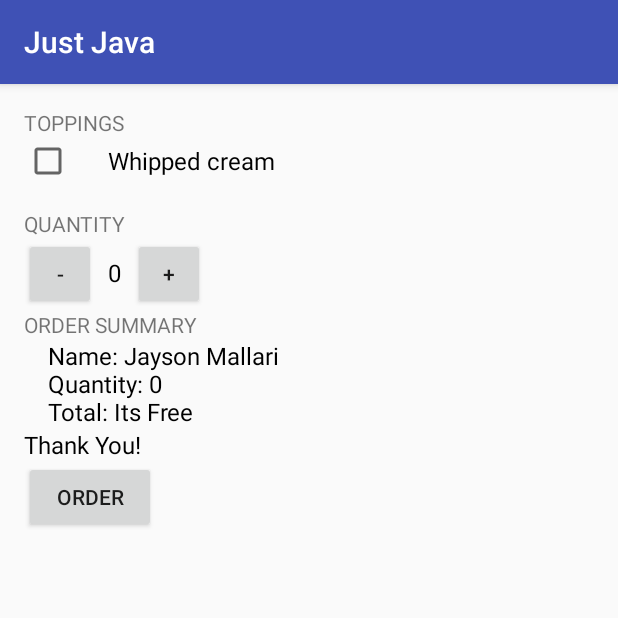
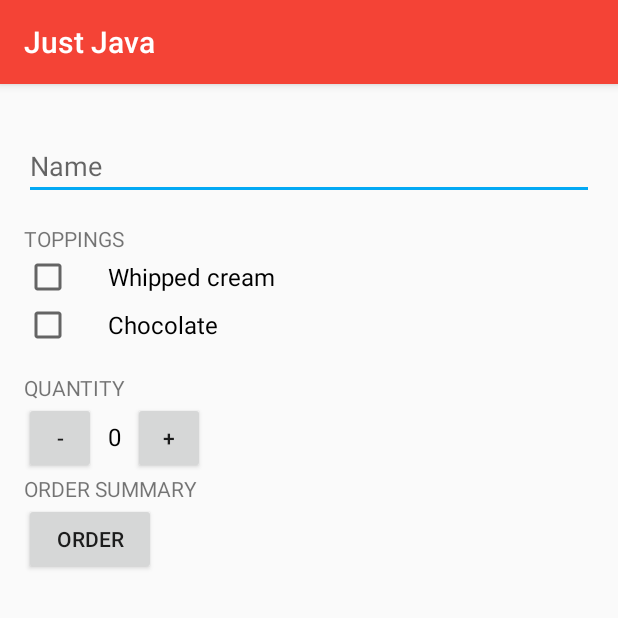
Before and after one commit to JaysonMallari/Just-Java-Quantity-Order-, an Android app: the screen it shows after launch (MainActivity), after a tap on "ORDER", on a phone screen of 412 x 824 dp, the top half of it. Run offline under Robolectric (Android 15) with nearby library versions, the phone set to English and light mode, and no system bars.

Commit message:
version 1 released

```diff
--- a/app/src/main/java/com/hmmwow/www/justjava/MainActivity.java
+++ b/app/src/main/java/com/hmmwow/www/justjava/MainActivity.java
@@ -7,9 +7,13 @@ package com.hmmwow.www.justjava;
  * package com.example.android.justjava;
  */
 
+import android.content.Intent;
+import android.net.Uri;
 import android.os.Bundle;
 import android.support.v7.app.AppCompatActivity;
 import android.view.View;
+import android.widget.CheckBox;
+import android.widget.EditText;
 import android.widget.TextView;
 
 import java.text.DecimalFormat;
@@ -39,7 +43,9 @@ public class MainActivity extends AppCompatActivity {
 
     /* INCREMENT */
     public void increment(View view) {
-        quantity = quantity + 1;
+        if (quantity <= 100){
+            quantity = quantity + 1;
+        }
         displayQuantity(quantity);
 
     }
@@ -57,25 +63,31 @@ public class MainActivity extends AppCompatActivity {
     /*
     * THIS METHOD WILL GIVE TXT TO THE SCREEN
      */
-    private void displayText(String message){
-        TextView orderSummaryTextView  = (TextView) findViewById(R.id.order_summary_text_view);
-        orderSummaryTextView .setText(message);
+    private String displayText(String message){
+//        TextView orderSummaryTextView  = (TextView) findViewById(R.id.order_summary_text_view);
+//        orderSummaryTextView .setText(message);
+
+        String thanks = displayTextThankyou();
+
+        return message + "\n" +thanks;
     }
 
     /*
     *     THANK YOU TEXT VIEW
      */
-    public void displayTextThankyou(){
-        TextView thankYouMessage = (TextView) findViewById(R.id.thank_you_text_view);
-        thankYouMessage.setText("Thank You!");
+    public String displayTextThankyou(){
+//        TextView thankYouMessage = (TextView) findViewById(R.id.thank_you_text_view);
+//        thankYouMessage.setText("Thank You!");
+
+        return getString(R.string.thank_you);
     }
 
     /**
      * will calculate the total price
      * @ return total price
      */
-    public double calculatePrice(int count, double price){
-        double totalPrice = count * price;
+    public double calculatePrice(int count, double price, int wCream, int choco){
+        double totalPrice = count * (price + wCream + choco);
         return totalPrice;
     }
 
@@ -83,25 +95,64 @@ public class MainActivity extends AppCompatActivity {
      *  Summary of the order
      */
 
-    private String createOrderSummary(){
+    private String createOrderSummary(Boolean whippedCream, Boolean chocolate, String name){
+        int wCream = (whippedCream)?  1:0;
+        int choco = (chocolate)? 3:0;
+
+
         if (quantity < 1){
-            return "Name: Jayson Mallari \nQuantity: "+ quantity + "\nTotal: Its Free";
+            return getString(R.string.order_summary_name,name)
+                    + "\nAdd whipped cream: " + whippedCream
+                    + "\nAdd chocolate: " + chocolate
+                    + "\nQuantity: " + quantity
+                    + "\nTotal: Its Free";
         }
         else{
-            double total  = calculatePrice(quantity,3.5);
+            double total  = calculatePrice(quantity,5,wCream,choco);
             DecimalFormat myDecimalFormat = new DecimalFormat("#.00");
 
-            return "Name: Jayson Mallari \nQuantity: "+ quantity + "\nTotal: "+ myDecimalFormat.format(total);
+            return getString(R.string.order_summary_name,name)
+                    + "\nAdd whipped cream: " + whippedCream
+                    + "\nAdd chocolate: " + chocolate
+                    + "\nQuantity: " + quantity
+                    + "\nTotal: "+ myDecimalFormat.format(total);
         }
+
+
+    }
+
+
+    private String subject(String name){
+        return "Just Java order of " + name;
     }
 
     /**
      * This method is called when the order button is clicked.
+     * Display the summary of the order
+     * check if customer wants whippedcream
      */
     public void submitOrder(View view) {
+          EditText nameText  = (EditText) findViewById(R.id.name_field);
+           String name  =  nameText.getText().toString();
 
-            displayText(createOrderSummary());
-            displayTextThankyou();
+           CheckBox whippedCreamAdded = (CheckBox) findViewById(R.id.whipped_cream);
+           Boolean hasWhippedCream = whippedCreamAdded.isChecked();
+
+           CheckBox chocolateAdded = (CheckBox) findViewById(R.id.chocolate);
+           Boolean hasChocolate = chocolateAdded.isChecked();
+
+
+           String output = displayText(createOrderSummary(hasWhippedCream, hasChocolate, name));
+
+
+        Intent intent = new Intent(Intent.ACTION_SENDTO);
+        intent.setData(Uri.parse("mailto:"));
+        intent.putExtra(intent.EXTRA_SUBJECT, subject(name));
+        intent.putExtra(intent.EXTRA_TEXT, output);
+
+        if (intent.resolveActivity(getPackageManager()) != null){
+            startActivity(intent);
+        }
 
     }
 
--- a/app/src/main/res/layout/activity_main.xml
+++ b/app/src/main/res/layout/activity_main.xml
@@ -1,35 +1,61 @@
 <?xml version="1.0" encoding="utf-8"?>
-<LinearLayout xmlns:android="http://schemas.android.com/apk/res/android"
+<ScrollView xmlns:android="http://schemas.android.com/apk/res/android"
     xmlns:app="http://schemas.android.com/apk/res-auto"
     xmlns:tools="http://schemas.android.com/tools"
     android:layout_width="match_parent"
     android:layout_height="match_parent"
+    tools:context="com.hmmwow.www.justjava.MainActivity">
+
+    <LinearLayout
+        android:layout_width="match_parent"
+        android:layout_height="match_parent"
         android:orientation="vertical"
-    android:padding="16dp"
-    tools:context="com.hmmwow.www.justjava.MainActivity">
+        android:padding="16dp">
+
+        <!-- NAME -->
+        <EditText
+            android:id="@+id/name_field"
+            android:layout_width="match_parent"
+            android:layout_height="wrap_content"
+            android:hint="Name"
+            android:inputType="textCapWords"
+            android:layout_marginTop="16dp"
+            android:layout_marginBottom="16dp"
+            />
+
+        <!-- TOPPINGS -->
+        <TextView
+            android:layout_width="wrap_content"
+            android:layout_height="wrap_content"
+            android:text="@string/toppings"
+            android:textAllCaps="true"
+
+            />
+
+        <!-- CHECKBOX -->
+        <CheckBox
+            android:id="@+id/whipped_cream"
+            android:layout_width="wrap_content"
+            android:layout_height="wrap_content"
+            android:paddingLeft="24dp"
+            android:text="Whipped cream"
+            android:textAppearance="?android:textAppearanceMedium"
+            android:textSize="16sp" />
+
+        <CheckBox
+            android:id="@+id/chocolate"
+            android:layout_width="wrap_content"
+            android:layout_height="wrap_content"
+            android:paddingLeft="24dp"
+            android:text="Chocolate"
+            android:textAppearance="?android:textAppearanceMedium"
+            android:textSize="16sp" />
 
         <TextView
             android:layout_width="wrap_content"
             android:layout_height="wrap_content"
-        android:text="Toppings"
-        android:textAllCaps="true"
-
-        />
-
-    <CheckBox
-        android:layout_width="wrap_content"
-        android:layout_height="wrap_content"
-        android:text="Whipped cream"
-        android:textAppearance="?android:textAppearanceMedium"
-        android:textSize="16sp"
-        android:paddingLeft="24dp"
-        />
-
-    <TextView
-        android:layout_width="wrap_content"
-        android:layout_height="wrap_content"
+            android:layout_marginTop="16dp"
             android:text="Quantity"
-        android:layout_marginTop="16dp"
             android:textAllCaps="true" />
 
         <LinearLayout
@@ -68,25 +94,6 @@
             android:text="Order Summary"
             android:textAllCaps="true" />
 
-    <!-- OUTPUT TOTAL -->
-    <TextView
-        android:id="@+id/order_summary_text_view"
-        android:layout_width="wrap_content"
-        android:layout_height="wrap_content"
-        android:layout_marginLeft="16dp"
-        android:text=""
-        android:textColor="#000"
-        android:textSize="16sp"
-         />
-
-    <!-- THANK YOU! -->
-    <TextView
-    android:id="@+id/thank_you_text_view"
-    android:layout_width="wrap_content"
-    android:layout_height="wrap_content"
-    android:text=""
-    android:textColor="#000"
-    android:textSize="16sp" />
 
         <Button
             android:layout_width="wrap_content"
@@ -96,3 +103,4 @@
 
 
     </LinearLayout>
+</ScrollView>
--- a/app/src/main/res/values/colors.xml
+++ b/app/src/main/res/values/colors.xml
@@ -1,6 +1,6 @@
 <?xml version="1.0" encoding="utf-8"?>
 <resources>
-    <color name="colorPrimary">#3F51B5</color>
-    <color name="colorPrimaryDark">#303F9F</color>
-    <color name="colorAccent">#FF4081</color>
+    <color name="colorPrimary">#f44336</color>
+    <color name="colorPrimaryDark">#d32f2f</color>
+    <color name="colorAccent">#03a9f4</color>
 </resources>
--- a/app/src/main/res/values/strings.xml
+++ b/app/src/main/res/values/strings.xml
@@ -1,3 +1,12 @@
-<resources>
-    <string name="app_name">Just Java</string>
+<resources xmlns:xliff="urn:oasis:names:tc:xliff:document:1.2">
+    <string name="app_name" translatable="false">Just Java</string>
+
+    <!-- Header text for the list of toppings [CHAR LIMIT=20] -->
+    <string name="toppings" translatable="false">Toppings</string>
+
+    <!-- Thank you message for order summary [CHAR LIMIT=NONE] -->
+    <string name="thank_you" translatable="false">Thank you !</string>
+
+    <!-- Header text for thr list of toppings [CHAR LIMIT=20] -->
+    <string name="order_summary_name" translatable="false">Name: <xliff:g id="name" example="renz">%s</xliff:g></string>
 </resources>
```
Also changed, not shown: 1 other file. Lines whose indentation alone changed are shown as unchanged.
